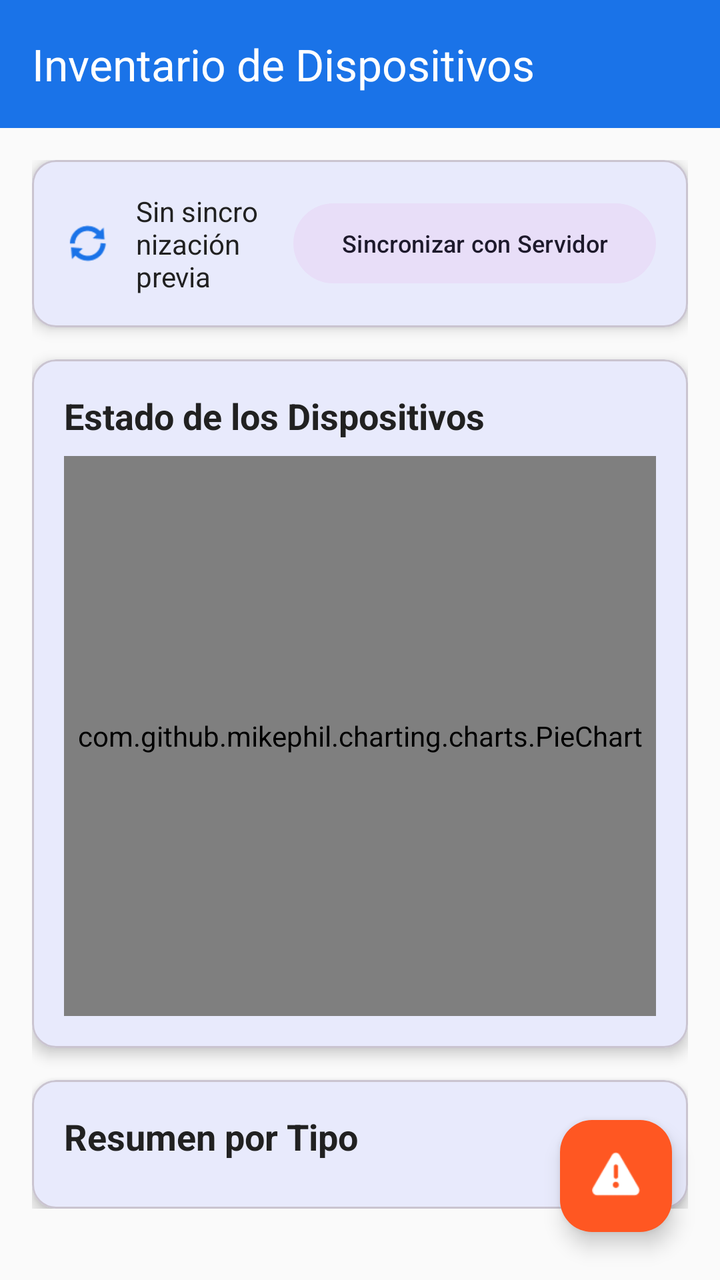
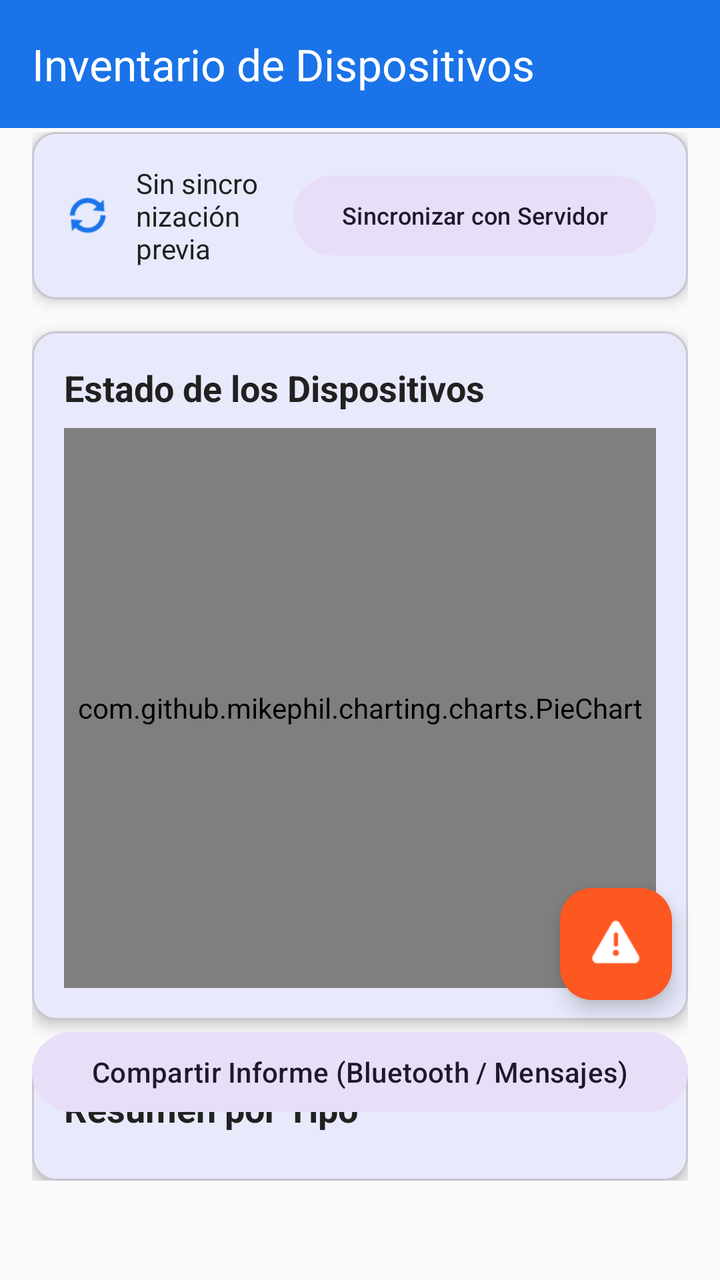

An Android layout rendered at two revisions. The XML below is the earlier revision; the diff shows what the commit changed to produce the second picture.
<!-- AndroidManifest.xml: application theme Theme.GestorDispositivos -->
<!-- res/layout/activity_main.xml -->
<?xml version="1.0" encoding="utf-8"?>
<androidx.coordinatorlayout.widget.CoordinatorLayout
    xmlns:android="http://schemas.android.com/apk/res/android"
    xmlns:app="http://schemas.android.com/apk/res-auto"
    xmlns:tools="http://schemas.android.com/tools"
    android:id="@+id/main"
    android:layout_width="match_parent"
    android:layout_height="match_parent"
    android:background="@color/md_surface"
    tools:context=".MainActivity">

    
    <com.google.android.material.appbar.MaterialToolbar
        android:id="@+id/toolbar"
        android:layout_width="match_parent"
        android:layout_height="?attr/actionBarSize"
        android:background="@color/md_primary"
        app:title="@string/title_main"
        app:titleTextColor="@color/white" />

    
    <androidx.core.widget.NestedScrollView
        android:layout_width="match_parent"
        android:layout_height="match_parent"
        android:layout_marginTop="?attr/actionBarSize"
        android:paddingBottom="80dp"
        android:clipToPadding="false">

        <LinearLayout
            android:layout_width="match_parent"
            android:layout_height="wrap_content"
            android:orientation="vertical"
            android:padding="16dp">

            
            <com.google.android.material.card.MaterialCardView
                android:layout_width="match_parent"
                android:layout_height="wrap_content"
                android:layout_marginBottom="16dp"
                app:cardCornerRadius="12dp"
                app:cardElevation="4dp">

                <LinearLayout
                    android:layout_width="match_parent"
                    android:layout_height="wrap_content"
                    android:orientation="horizontal"
                    android:gravity="center_vertical"
                    android:padding="16dp">

                    <ImageView
                        android:layout_width="24dp"
                        android:layout_height="24dp"
                        android:src="@android:drawable/ic_popup_sync"
                        android:contentDescription="Sync icon"
                        app:tint="@color/md_primary" />

                    <TextView
                        android:id="@+id/tvLastSync"
                        android:layout_width="0dp"
                        android:layout_height="wrap_content"
                        android:layout_weight="1"
                        android:layout_marginStart="12dp"
                        android:text="@string/no_sync_yet"
                        android:textSize="14sp"
                        android:textColor="@color/md_on_surface" />

                    <com.google.android.material.button.MaterialButton
                        android:id="@+id/btnSync"
                        style="@style/Widget.Material3.Button.TonalButton"
                        android:layout_width="wrap_content"
                        android:layout_height="wrap_content"
                        android:text="@string/btn_sync"
                        android:textSize="12sp" />
                </LinearLayout>
            </com.google.android.material.card.MaterialCardView>

            
            <com.google.android.material.card.MaterialCardView
                android:layout_width="match_parent"
                android:layout_height="wrap_content"
                android:layout_marginBottom="16dp"
                app:cardCornerRadius="12dp"
                app:cardElevation="4dp">

                <LinearLayout
                    android:layout_width="match_parent"
                    android:layout_height="wrap_content"
                    android:orientation="vertical"
                    android:padding="16dp">

                    <TextView
                        android:layout_width="wrap_content"
                        android:layout_height="wrap_content"
                        android:text="@string/chart_title"
                        android:textSize="18sp"
                        android:textStyle="bold"
                        android:textColor="@color/md_on_surface"
                        android:layout_marginBottom="8dp" />

                    <com.github.mikephil.charting.charts.PieChart
                        android:id="@+id/pieChart"
                        android:layout_width="match_parent"
                        android:layout_height="280dp" />
                </LinearLayout>
            </com.google.android.material.card.MaterialCardView>

            
            <com.google.android.material.card.MaterialCardView
                android:layout_width="match_parent"
                android:layout_height="wrap_content"
                app:cardCornerRadius="12dp"
                app:cardElevation="4dp">

                <LinearLayout
                    android:layout_width="match_parent"
                    android:layout_height="wrap_content"
                    android:orientation="vertical"
                    android:padding="16dp">

                    <TextView
                        android:layout_width="wrap_content"
                        android:layout_height="wrap_content"
                        android:text="@string/section_summary"
                        android:textSize="18sp"
                        android:textStyle="bold"
                        android:textColor="@color/md_on_surface"
                        android:layout_marginBottom="8dp" />

                    <androidx.recyclerview.widget.RecyclerView
                        android:id="@+id/rvDeviceSummary"
                        android:layout_width="match_parent"
                        android:layout_height="wrap_content"
                        android:nestedScrollingEnabled="false" />
                </LinearLayout>
            </com.google.android.material.card.MaterialCardView>

        </LinearLayout>
    </androidx.core.widget.NestedScrollView>

    
    <com.google.android.material.floatingactionbutton.FloatingActionButton
        android:id="@+id/fabReport"
        android:layout_width="wrap_content"
        android:layout_height="wrap_content"
        android:layout_gravity="bottom|end"
        android:layout_margin="24dp"
        android:contentDescription="@string/fab_report"
        android:src="@android:drawable/ic_dialog_alert"
        app:backgroundTint="@color/fab_color"
        app:tint="@color/white" />

</androidx.coordinatorlayout.widget.CoordinatorLayout>
<!-- resources referenced by this layout -->
<resources>
  <color name="fab_color">#FF5722</color>
  <color name="md_on_surface">#212121</color>
  <color name="md_primary">#1A73E8</color>
  <color name="md_surface">#FAFAFA</color>
  <color name="white">#FFFFFFFF</color>
  <string name="btn_sync">Sincronizar con Servidor</string>
  <string name="chart_title">Estado de los Dispositivos</string>
  <string name="fab_report">Reportar Incidencia</string>
  <string name="no_sync_yet">Sin sincronización previa</string>
  <string name="section_summary">Resumen por Tipo</string>
  <string name="title_main">Inventario de Dispositivos</string>
  <style name="Theme.GestorDispositivos" parent="Base.Theme.GestorDispositivos" />
  <style name="Base.Theme.GestorDispositivos" parent="Theme.Material3.DayNight.NoActionBar">
          
          <item name="colorPrimary">@color/md_primary</item>
          <item name="colorPrimaryDark">@color/md_primary_dark</item>
          <item name="colorOnPrimary">@color/md_on_primary</item>
          <item name="colorSecondary">@color/md_secondary</item>
          <item name="colorOnSecondary">@color/md_on_secondary</item>
          <item name="colorError">@color/md_error</item>
          <item name="android:colorBackground">@color/md_surface</item>
          <item name="colorOnSurface">@color/md_on_surface</item>
      </style>
  <color name="md_primary_dark">#0D47A1</color>
  <color name="md_on_primary">#FFFFFF</color>
  <color name="md_secondary">#00BFA5</color>
  <color name="md_on_secondary">#000000</color>
  <color name="md_error">#D32F2F</color>
</resources>

<!-- the commit's change to res/layout/activity_main.xml (unified diff, before → after) -->
@@ -22,8 +22,8 @@
     <androidx.core.widget.NestedScrollView
         android:layout_width="match_parent"
         android:layout_height="match_parent"
-        android:layout_marginTop="?attr/actionBarSize"
-        android:paddingBottom="80dp"
+        android:layout_marginTop="50dp"
+        android:paddingBottom="140dp"
         android:clipToPadding="false">
 
         <LinearLayout
@@ -138,12 +138,27 @@
     </androidx.core.widget.NestedScrollView>
 
     
+    <com.google.android.material.button.MaterialButton
+        android:id="@+id/btnCompartirInforme"
+        style="@style/Widget.Material3.Button.TonalButton"
+        android:layout_width="match_parent"
+        android:layout_height="wrap_content"
+        android:layout_gravity="bottom"
+        android:layout_marginStart="16dp"
+        android:layout_marginEnd="16dp"
+        android:layout_marginBottom="80dp"
+        android:text="Compartir Informe (Bluetooth / Mensajes)"
+        android:drawableStart="@android:drawable/stat_sys_data_bluetooth"
+        android:drawablePadding="8dp" />
+
+    
     <com.google.android.material.floatingactionbutton.FloatingActionButton
         android:id="@+id/fabReport"
         android:layout_width="wrap_content"
         android:layout_height="wrap_content"
         android:layout_gravity="bottom|end"
-        android:layout_margin="24dp"
+        android:layout_marginEnd="24dp"
+        android:layout_marginBottom="140dp"
         android:contentDescription="@string/fab_report"
         android:src="@android:drawable/ic_dialog_alert"
         app:backgroundTint="@color/fab_color"
